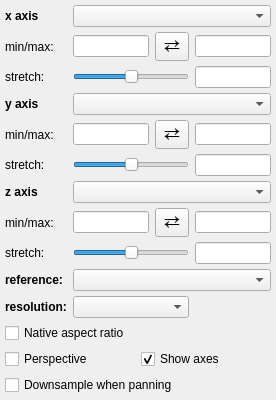
Before: the Qt Designer form glue_vispy_viewers/common/viewer_options.ui in glue-viz/glue-vispy-viewers, drawn with Qt 5.
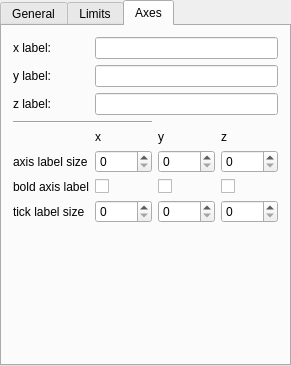
After: the same form once the commit is applied.

Commit message: Make it possible to customize the axis labels as well as the font size of the axis and tick labels and the weight of the tick labels.

The edit to the form file:
```diff
--- a/glue_vispy_viewers/common/viewer_options.ui
+++ b/glue_vispy_viewers/common/viewer_options.ui
@@ -6,37 +6,143 @@
    <rect>
     <x>0</x>
     <y>0</y>
-    <width>276</width>
-    <height>364</height>
+    <width>291</width>
+    <height>366</height>
    </rect>
   </property>
   <property name="windowTitle">
    <string>3D_Volume</string>
   </property>
-  <layout class="QGridLayout" name="gridLayout_5">
+  <layout class="QVBoxLayout" name="verticalLayout">
    <property name="leftMargin">
-    <number>5</number>
+    <number>0</number>
    </property>
    <property name="topMargin">
-    <number>5</number>
+    <number>0</number>
    </property>
    <property name="rightMargin">
-    <number>5</number>
+    <number>0</number>
    </property>
    <property name="bottomMargin">
-    <number>5</number>
+    <number>0</number>
+   </property>
+   <item>
+    <widget class="QTabWidget" name="tabWidget">
+     <property name="currentIndex">
+      <number>2</number>
+     </property>
+     <widget class="QWidget" name="tab_general">
+      <attribute name="title">
+       <string>General</string>
+      </attribute>
+      <layout class="QGridLayout" name="gridLayout_3">
+       <property name="horizontalSpacing">
+        <number>10</number>
    </property>
    <property name="verticalSpacing">
     <number>5</number>
    </property>
-   <item row="8" column="2">
-    <widget class="QLabel" name="label_2">
+       <item row="3" column="0">
+        <widget class="QLabel" name="label">
      <property name="text">
-      <string>min/max:</string>
+          <string>stretch:</string>
      </property>
     </widget>
    </item>
-   <item row="12" column="2" colspan="4">
+       <item row="0" column="0">
+        <widget class="QLabel" name="x_lab">
+         <property name="font">
+          <font>
+           <weight>75</weight>
+           <bold>true</bold>
+          </font>
+         </property>
+         <property name="text">
+          <string>x axis</string>
+         </property>
+        </widget>
+       </item>
+       <item row="3" column="2">
+        <widget class="QLineEdit" name="valuetext_y_stretch">
+         <property name="alignment">
+          <set>Qt::AlignRight|Qt::AlignTrailing|Qt::AlignVCenter</set>
+         </property>
+        </widget>
+       </item>
+       <item row="1" column="0">
+        <widget class="QLabel" name="label">
+         <property name="text">
+          <string>stretch:</string>
+         </property>
+        </widget>
+       </item>
+       <item row="2" column="1" colspan="2">
+        <widget class="QComboBox" name="combosel_y_att">
+         <property name="sizeAdjustPolicy">
+          <enum>QComboBox::AdjustToMinimumContentsLength</enum>
+         </property>
+        </widget>
+       </item>
+       <item row="1" column="2">
+        <widget class="QLineEdit" name="valuetext_x_stretch">
+         <property name="alignment">
+          <set>Qt::AlignRight|Qt::AlignTrailing|Qt::AlignVCenter</set>
+         </property>
+        </widget>
+       </item>
+       <item row="2" column="0">
+        <widget class="QLabel" name="x_lab">
+         <property name="font">
+          <font>
+           <weight>75</weight>
+           <bold>true</bold>
+          </font>
+         </property>
+         <property name="text">
+          <string>y axis</string>
+         </property>
+        </widget>
+       </item>
+       <item row="7" column="1" colspan="2">
+        <widget class="QComboBox" name="combosel_resolution"/>
+       </item>
+       <item row="3" column="1">
+        <widget class="QSlider" name="value_y_stretch">
+         <property name="sizePolicy">
+          <sizepolicy hsizetype="MinimumExpanding" vsizetype="Fixed">
+           <horstretch>0</horstretch>
+           <verstretch>0</verstretch>
+          </sizepolicy>
+         </property>
+         <property name="minimum">
+          <number>-10000</number>
+         </property>
+         <property name="maximum">
+          <number>10000</number>
+         </property>
+         <property name="singleStep">
+          <number>0</number>
+         </property>
+         <property name="orientation">
+          <enum>Qt::Horizontal</enum>
+         </property>
+        </widget>
+       </item>
+       <item row="0" column="1" colspan="2">
+        <widget class="QComboBox" name="combosel_x_att">
+         <property name="sizeAdjustPolicy">
+          <enum>QComboBox::AdjustToMinimumContentsLength</enum>
+         </property>
+        </widget>
+       </item>
+       <item row="4" column="1" colspan="2">
+        <widget class="QComboBox" name="combosel_z_att">
+         <property name="sizeAdjustPolicy">
+          <enum>QComboBox::AdjustToMinimumContentsLength</enum>
+         </property>
+        </widget>
+       </item>
+       <item row="8" column="0" colspan="3">
     <layout class="QGridLayout" name="gridLayout">
      <item row="1" column="0">
       <widget class="QCheckBox" name="bool_perspective_view">
@@ -80,8 +186,8 @@
      </item>
     </layout>
    </item>
-   <item row="4" column="2">
-    <widget class="QLabel" name="x_lab">
+       <item row="6" column="0">
+        <widget class="QLabel" name="label_reference_data">
      <property name="font">
       <font>
        <weight>75</weight>
@@ -89,12 +195,12 @@
       </font>
      </property>
      <property name="text">
-      <string>y axis</string>
+          <string>reference:</string>
      </property>
     </widget>
    </item>
-   <item row="5" column="4">
-    <widget class="QToolButton" name="button_flip_y">
+       <item row="7" column="0">
+        <widget class="QLabel" name="label_resolution">
      <property name="font">
       <font>
        <pointsize>14</pointsize>
@@ -108,62 +214,24 @@
      </property>
     </widget>
    </item>
-   <item row="2" column="2">
-    <widget class="QLabel" name="label">
-     <property name="text">
-      <string>stretch:</string>
-     </property>
-    </widget>
-   </item>
-   <item row="1" column="3">
-    <widget class="QLineEdit" name="valuetext_x_min"/>
-   </item>
-   <item row="2" column="3" colspan="2">
-    <widget class="QSlider" name="value_x_stretch">
-     <property name="minimum">
-      <number>-10000</number>
-     </property>
-     <property name="maximum">
-      <number>10000</number>
-     </property>
-     <property name="singleStep">
-      <number>0</number>
-     </property>
-     <property name="orientation">
-      <enum>Qt::Horizontal</enum>
-     </property>
-    </widget>
-   </item>
-   <item row="0" column="3" colspan="3">
-    <widget class="QComboBox" name="combosel_x_att">
-     <property name="sizeAdjustPolicy">
-      <enum>QComboBox::AdjustToMinimumContentsLength</enum>
-     </property>
-    </widget>
-   </item>
-   <item row="9" column="5">
+       <item row="6" column="1" colspan="2">
+        <widget class="QComboBox" name="combosel_reference_data"/>
+       </item>
+       <item row="5" column="2">
     <widget class="QLineEdit" name="valuetext_z_stretch">
      <property name="alignment">
       <set>Qt::AlignRight|Qt::AlignTrailing|Qt::AlignVCenter</set>
      </property>
     </widget>
    </item>
-   <item row="6" column="5">
-    <widget class="QLineEdit" name="valuetext_y_stretch">
-     <property name="alignment">
-      <set>Qt::AlignRight|Qt::AlignTrailing|Qt::AlignVCenter</set>
-     </property>
-    </widget>
-   </item>
-   <item row="9" column="2">
-    <widget class="QLabel" name="label">
-     <property name="text">
-      <string>stretch:</string>
-     </property>
-    </widget>
-   </item>
-   <item row="9" column="3" colspan="2">
+       <item row="5" column="1">
     <widget class="QSlider" name="value_z_stretch">
+         <property name="sizePolicy">
+          <sizepolicy hsizetype="MinimumExpanding" vsizetype="Fixed">
+           <horstretch>0</horstretch>
+           <verstretch>0</verstretch>
+          </sizepolicy>
+         </property>
      <property name="minimum">
       <number>-10000</number>
      </property>
@@ -178,35 +246,7 @@
      </property>
     </widget>
    </item>
-   <item row="7" column="3" colspan="3">
-    <widget class="QComboBox" name="combosel_z_att">
-     <property name="sizeAdjustPolicy">
-      <enum>QComboBox::AdjustToMinimumContentsLength</enum>
-     </property>
-    </widget>
-   </item>
-   <item row="1" column="2">
-    <widget class="QLabel" name="label_2">
-     <property name="text">
-      <string>min/max:</string>
-     </property>
-    </widget>
-   </item>
-   <item row="5" column="2">
-    <widget class="QLabel" name="label_2">
-     <property name="text">
-      <string>min/max:</string>
-     </property>
-    </widget>
-   </item>
-   <item row="2" column="5">
-    <widget class="QLineEdit" name="valuetext_x_stretch">
-     <property name="alignment">
-      <set>Qt::AlignRight|Qt::AlignTrailing|Qt::AlignVCenter</set>
-     </property>
-    </widget>
-   </item>
-   <item row="0" column="2">
+       <item row="4" column="0">
     <widget class="QLabel" name="x_lab">
      <property name="font">
       <font>
@@ -215,14 +255,40 @@
       </font>
      </property>
      <property name="text">
-      <string>x axis</string>
+          <string>z axis</string>
      </property>
     </widget>
    </item>
-   <item row="1" column="5">
-    <widget class="QLineEdit" name="valuetext_x_max"/>
-   </item>
-   <item row="13" column="2">
+       <item row="5" column="0">
+        <widget class="QLabel" name="label">
+         <property name="text">
+          <string>stretch:</string>
+         </property>
+        </widget>
+       </item>
+       <item row="1" column="1">
+        <widget class="QSlider" name="value_x_stretch">
+         <property name="sizePolicy">
+          <sizepolicy hsizetype="MinimumExpanding" vsizetype="Fixed">
+           <horstretch>0</horstretch>
+           <verstretch>0</verstretch>
+          </sizepolicy>
+         </property>
+         <property name="minimum">
+          <number>-10000</number>
+         </property>
+         <property name="maximum">
+          <number>10000</number>
+         </property>
+         <property name="singleStep">
+          <number>0</number>
+         </property>
+         <property name="orientation">
+          <enum>Qt::Horizontal</enum>
+         </property>
+        </widget>
+       </item>
+       <item row="9" column="0">
     <spacer name="verticalSpacer">
      <property name="orientation">
       <enum>Qt::Vertical</enum>
@@ -235,62 +301,84 @@
      </property>
     </spacer>
    </item>
-   <item row="8" column="4">
-    <widget class="QToolButton" name="button_flip_z">
-     <property name="font">
-      <font>
-       <pointsize>14</pointsize>
-      </font>
-     </property>
-     <property name="styleSheet">
-      <string notr="true">padding: 0px</string>
-     </property>
-     <property name="text">
-      <string>⇄</string>
-     </property>
-    </widget>
-   </item>
-   <item row="6" column="2">
-    <widget class="QLabel" name="label">
-     <property name="text">
-      <string>stretch:</string>
-     </property>
-    </widget>
-   </item>
-   <item row="6" column="3" colspan="2">
-    <widget class="QSlider" name="value_y_stretch">
-     <property name="minimum">
-      <number>-10000</number>
-     </property>
-     <property name="maximum">
-      <number>10000</number>
-     </property>
-     <property name="singleStep">
-      <number>0</number>
-     </property>
-     <property name="orientation">
-      <enum>Qt::Horizontal</enum>
-     </property>
-    </widget>
-   </item>
-   <item row="5" column="5">
+      </layout>
+     </widget>
+     <widget class="QWidget" name="tab_limits">
+      <attribute name="title">
+       <string>Limits</string>
+      </attribute>
+      <layout class="QGridLayout" name="gridLayout_4">
+       <item row="1" column="3">
     <widget class="QLineEdit" name="valuetext_y_max"/>
    </item>
-   <item row="5" column="3">
+       <item row="2" column="0">
+        <widget class="QLabel" name="label_2">
+         <property name="font">
+          <font>
+           <weight>75</weight>
+           <bold>true</bold>
+          </font>
+         </property>
+         <property name="text">
+          <string>z axis</string>
+         </property>
+        </widget>
+       </item>
+       <item row="0" column="0">
+        <widget class="QLabel" name="label_2">
+         <property name="font">
+          <font>
+           <weight>75</weight>
+           <bold>true</bold>
+          </font>
+         </property>
+         <property name="text">
+          <string>x axis</string>
+         </property>
+        </widget>
+       </item>
+       <item row="0" column="3">
+        <widget class="QLineEdit" name="valuetext_x_max"/>
+       </item>
+       <item row="0" column="1">
+        <widget class="QLineEdit" name="valuetext_x_min"/>
+       </item>
+       <item row="0" column="2">
+        <widget class="QToolButton" name="button_flip_x">
+         <property name="font">
+          <font>
+           <pointsize>14</pointsize>
+          </font>
+         </property>
+         <property name="styleSheet">
+          <string notr="true">padding: 0px</string>
+         </property>
+         <property name="text">
+          <string>⇄</string>
+         </property>
+        </widget>
+       </item>
+       <item row="1" column="1">
     <widget class="QLineEdit" name="valuetext_y_min"/>
    </item>
-   <item row="8" column="3">
+       <item row="2" column="1">
     <widget class="QLineEdit" name="valuetext_z_min"/>
    </item>
-   <item row="4" column="3" colspan="3">
-    <widget class="QComboBox" name="combosel_y_att">
-     <property name="sizeAdjustPolicy">
-      <enum>QComboBox::AdjustToMinimumContentsLength</enum>
-     </property>
-    </widget>
-   </item>
-   <item row="1" column="4">
-    <widget class="QToolButton" name="button_flip_x">
+       <item row="1" column="0">
+        <widget class="QLabel" name="label_2">
+         <property name="font">
+          <font>
+           <weight>75</weight>
+           <bold>true</bold>
+          </font>
+         </property>
+         <property name="text">
+          <string>y axis</string>
+         </property>
+        </widget>
+       </item>
+       <item row="1" column="2">
+        <widget class="QToolButton" name="button_flip_y">
      <property name="font">
       <font>
        <pointsize>14</pointsize>
@@ -304,53 +392,178 @@
      </property>
     </widget>
    </item>
-   <item row="8" column="5">
+       <item row="2" column="2">
+        <widget class="QToolButton" name="button_flip_z">
+         <property name="font">
+          <font>
+           <pointsize>14</pointsize>
+          </font>
+         </property>
+         <property name="styleSheet">
+          <string notr="true">padding: 0px</string>
+         </property>
+         <property name="text">
+          <string>⇄</string>
+         </property>
+        </widget>
+       </item>
+       <item row="2" column="3">
     <widget class="QLineEdit" name="valuetext_z_max"/>
    </item>
-   <item row="7" column="2">
-    <widget class="QLabel" name="x_lab">
-     <property name="font">
-      <font>
-       <weight>75</weight>
-       <bold>true</bold>
-      </font>
-     </property>
+       <item row="3" column="0">
+        <spacer name="verticalSpacer_2">
+         <property name="orientation">
+          <enum>Qt::Vertical</enum>
+         </property>
+         <property name="sizeHint" stdset="0">
+          <size>
+           <width>20</width>
+           <height>40</height>
+          </size>
+         </property>
+        </spacer>
+       </item>
+      </layout>
+     </widget>
+     <widget class="QWidget" name="tab_axes">
+      <attribute name="title">
+       <string>Axes</string>
+      </attribute>
+      <layout class="QGridLayout" name="gridLayout_2">
+       <item row="12" column="0">
+        <spacer name="verticalSpacer_3">
+         <property name="orientation">
+          <enum>Qt::Vertical</enum>
+         </property>
+         <property name="sizeHint" stdset="0">
+          <size>
+           <width>20</width>
+           <height>168</height>
+          </size>
+         </property>
+        </spacer>
+       </item>
+       <item row="1" column="0">
+        <widget class="QLabel" name="label_4">
      <property name="text">
-      <string>z axis</string>
+          <string>y label:</string>
      </property>
     </widget>
    </item>
+       <item row="2" column="0">
+        <widget class="QLabel" name="label_5">
+         <property name="text">
+          <string>z label:</string>
+         </property>
+        </widget>
+       </item>
+       <item row="9" column="0">
+        <widget class="QLabel" name="label_6">
+         <property name="text">
+          <string>axis label size</string>
+         </property>
+        </widget>
+       </item>
+       <item row="11" column="0">
+        <widget class="QLabel" name="label_8">
+         <property name="text">
+          <string>tick label size</string>
+         </property>
+        </widget>
+       </item>
+       <item row="10" column="0">
+        <widget class="QLabel" name="label_7">
+         <property name="text">
+          <string>bold axis label</string>
+         </property>
+        </widget>
+       </item>
+       <item row="4" column="0" colspan="2">
+        <widget class="Line" name="line">
+         <property name="orientation">
+          <enum>Qt::Horizontal</enum>
+         </property>
+        </widget>
+       </item>
+       <item row="6" column="1">
+        <widget class="QLabel" name="label_10">
+         <property name="text">
+          <string>x</string>
+         </property>
+        </widget>
+       </item>
+       <item row="0" column="0">
+        <widget class="QLabel" name="label_3">
+         <property name="text">
+          <string>x label:</string>
+         </property>
+        </widget>
+       </item>
+       <item row="6" column="2">
+        <widget class="QLabel" name="label_9">
+         <property name="text">
+          <string>y</string>
+         </property>
+        </widget>
+       </item>
+       <item row="6" column="3">
+        <widget class="QLabel" name="label_11">
+         <property name="text">
+          <string>z</string>
+         </property>
+        </widget>
+       </item>
+       <item row="2" column="1" colspan="3">
+        <widget class="QLineEdit" name="text_z_axislabel"/>
+       </item>
+       <item row="0" column="1" colspan="3">
+        <widget class="QLineEdit" name="text_x_axislabel"/>
+       </item>
+       <item row="1" column="1" colspan="3">
+        <widget class="QLineEdit" name="text_y_axislabel"/>
+       </item>
+       <item row="9" column="1">
+        <widget class="QSpinBox" name="value_x_axislabel_size"/>
+       </item>
+       <item row="9" column="2">
+        <widget class="QSpinBox" name="value_y_axislabel_size"/>
+       </item>
+       <item row="9" column="3">
+        <widget class="QSpinBox" name="value_z_axislabel_size"/>
+       </item>
+       <item row="11" column="1">
+        <widget class="QSpinBox" name="value_x_ticklabel_size"/>
+       </item>
    <item row="11" column="2">
-    <widget class="QLabel" name="label_resolution">
-     <property name="font">
-      <font>
-       <weight>75</weight>
-       <bold>true</bold>
-      </font>
-     </property>
+        <widget class="QSpinBox" name="value_y_ticklabel_size"/>
+       </item>
+       <item row="11" column="3">
+        <widget class="QSpinBox" name="value_z_ticklabel_size"/>
+       </item>
+       <item row="10" column="1">
+        <widget class="QCheckBox" name="bool_x_axislabel_bold">
      <property name="text">
-      <string>resolution:</string>
+          <string/>
      </property>
     </widget>
    </item>
-   <item row="11" column="3" colspan="2">
-    <widget class="QComboBox" name="combosel_resolution"/>
-   </item>
    <item row="10" column="2">
-    <widget class="QLabel" name="label_reference_data">
-     <property name="font">
-      <font>
-       <weight>75</weight>
-       <bold>true</bold>
-      </font>
-     </property>
+        <widget class="QCheckBox" name="bool_y_axislabel_bold">
+         <property name="text">
+          <string/>
+         </property>
+        </widget>
+       </item>
+       <item row="10" column="3">
+        <widget class="QCheckBox" name="bool_z_axislabel_bold">
      <property name="text">
-      <string>reference:</string>
+          <string/>
      </property>
     </widget>
    </item>
-   <item row="10" column="3" colspan="3">
-    <widget class="QComboBox" name="combosel_reference_data"/>
+      </layout>
+     </widget>
+    </widget>
    </item>
   </layout>
  </widget>
```
Left out of the diff: 12 changed lines with no effect on the pictures. Lines whose indentation alone changed are shown as unchanged. The commit also changes 4 other files.
